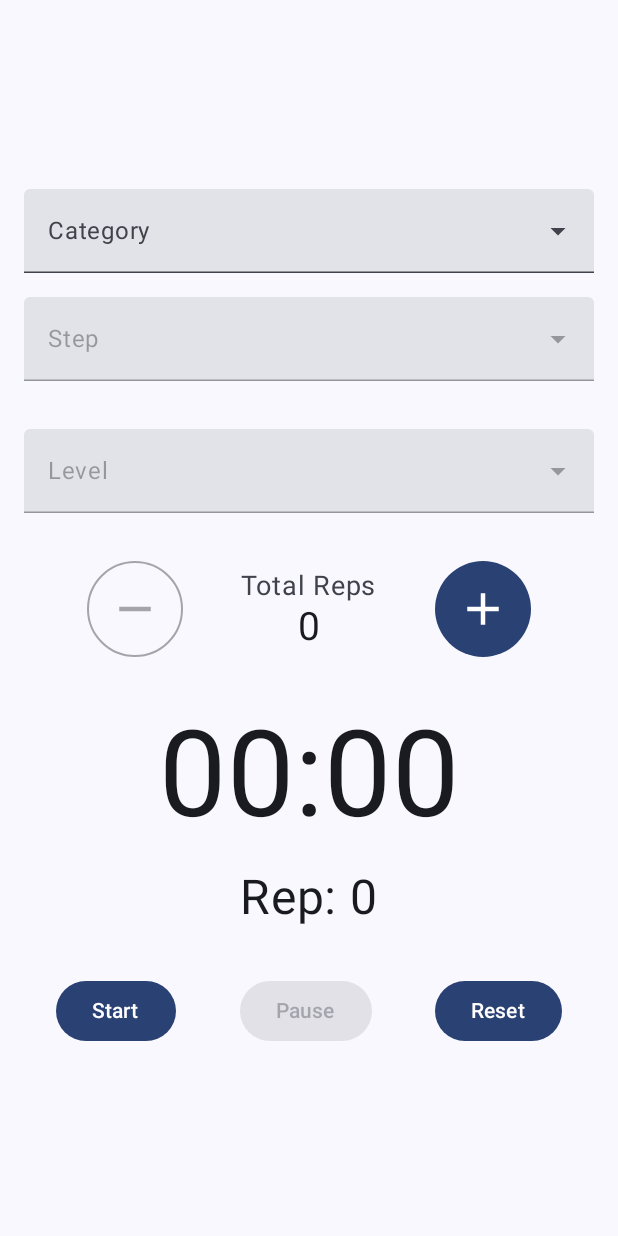
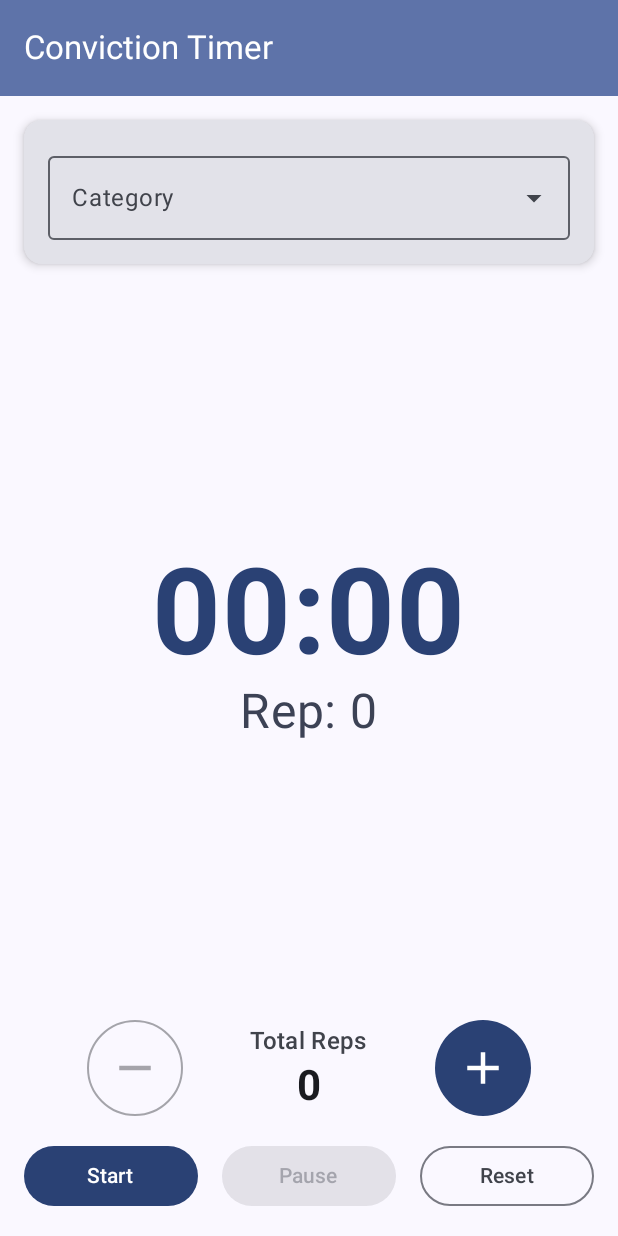
Before and after one commit to matsudo840/conviction-timer-app, an Android app built with Jetpack Compose: the screen it shows after launch (MainActivity), on a phone screen of 412 x 824 dp. Run offline under Robolectric (Android 15) with nearby library versions, the phone set to English and light mode, and no system bars; our stand-ins replace livedata-compose.

Commit message:
Improve UI

```diff
--- a/app/src/main/java/com/example/convictiontimer/MainActivity.kt
+++ b/app/src/main/java/com/example/convictiontimer/MainActivity.kt
@@ -3,10 +3,12 @@ package com.example.convictiontimer
 import android.os.Bundle
 import androidx.activity.ComponentActivity
 import androidx.activity.compose.setContent
+import androidx.compose.foundation.clickable
 import androidx.compose.foundation.layout.*
 import androidx.compose.foundation.shape.CircleShape
 import androidx.compose.material.icons.Icons
 import androidx.compose.material.icons.filled.Add
+import androidx.compose.material.icons.filled.ArrowDropDown
 import androidx.compose.material.icons.filled.Remove
 import androidx.compose.material3.*
 import androidx.compose.runtime.*
@@ -15,6 +17,7 @@ import androidx.compose.ui.Alignment
 import androidx.compose.ui.Modifier
 import androidx.compose.ui.hapticfeedback.HapticFeedbackType
 import androidx.compose.ui.platform.LocalHapticFeedback
+import androidx.compose.ui.text.font.FontWeight
 import androidx.compose.ui.tooling.preview.Preview
 import androidx.compose.ui.unit.dp
 import androidx.compose.ui.unit.sp
@@ -37,6 +40,7 @@ class MainActivity : ComponentActivity() {
     }
 }
 
+@OptIn(ExperimentalMaterial3Api::class)
 @Composable
 fun ConvictionTimerScreen(timerViewModel: TimerViewModel = viewModel()) {
     val totalReps by timerViewModel.totalReps.collectAsState()
@@ -44,48 +48,62 @@ fun ConvictionTimerScreen(timerViewModel: TimerViewModel = viewModel()) {
     val currentRep by timerViewModel.currentRep.observeAsState(0)
     val isRunning by timerViewModel.isRunning.observeAsState(false)
 
+    Scaffold(
+        topBar = {
+            TopAppBar(
+                title = { Text("Conviction Timer") },
+                colors = TopAppBarDefaults.topAppBarColors(
+                    containerColor = MaterialTheme.colorScheme.primaryContainer,
+                    titleContentColor = MaterialTheme.colorScheme.onPrimaryContainer
+                )
+            )
+        }
+    ) { paddingValues ->
         Column(
             modifier = Modifier
                 .fillMaxSize()
+                .padding(paddingValues)
                 .padding(16.dp),
             horizontalAlignment = Alignment.CenterHorizontally,
-        verticalArrangement = Arrangement.Center
+            verticalArrangement = Arrangement.SpaceBetween
         ) {
-        ExerciseSelection(timerViewModel = timerViewModel)
-        Spacer(modifier = Modifier.height(32.dp))
+            ExerciseSelectionCard(timerViewModel = timerViewModel)
+
+            TimerDisplay(timerText = timerText, currentRep = currentRep)
+
+            Column(
+                horizontalAlignment = Alignment.CenterHorizontally,
+                verticalArrangement = Arrangement.spacedBy(16.dp)
+            ) {
                 RepsAdjustmentControls(
                     totalReps = totalReps,
                     onIncrement = { timerViewModel.incrementTotalReps() },
                     onDecrement = { timerViewModel.decrementTotalReps() }
                 )
-        Spacer(modifier = Modifier.height(32.dp))
-        Text(
-            text = timerText,
-            fontSize = 80.sp,
-            modifier = Modifier.padding(bottom = 16.dp)
+                TimerControls(
+                    isRunning = isRunning,
+                    onStart = { timerViewModel.startTimer() },
+                    onPause = { timerViewModel.pauseTimer() },
+                    onReset = { timerViewModel.resetTimer() }
                 )
-        Text(
-            text = "Rep: $currentRep",
-            fontSize = 32.sp,
-            modifier = Modifier.padding(bottom = 32.dp)
-        )
-        Row(modifier = Modifier.fillMaxWidth(), horizontalArrangement = Arrangement.SpaceAround) {
-            Button(onClick = {
-                timerViewModel.startTimer()
-            }, enabled = !isRunning) {
-                Text("Start")
-            }
-            Button(onClick = { timerViewModel.pauseTimer() }, enabled = isRunning) {
-                Text("Pause")
-            }
-            Button(onClick = { timerViewModel.resetTimer() }) {
-                Text("Reset")
             }
         }
     }
 }
 
-@OptIn(ExperimentalMaterial3Api::class)
+@Composable
+fun ExerciseSelectionCard(timerViewModel: TimerViewModel) {
+    Card(
+        modifier = Modifier.fillMaxWidth(),
+        elevation = CardDefaults.cardElevation(defaultElevation = 4.dp)
+    ) {
+        Column(modifier = Modifier.padding(16.dp)) {
+            ExerciseSelection(timerViewModel = timerViewModel)
+        }
+    }
+}
+
+
 @Composable
 fun ExerciseSelection(timerViewModel: TimerViewModel) {
     val categories by timerViewModel.categories.collectAsState()
@@ -99,71 +117,32 @@ fun ExerciseSelection(timerViewModel: TimerViewModel) {
     val levels by timerViewModel.levels.collectAsState()
     val selectedLevel by timerViewModel.selectedLevel.collectAsState()
 
-    var categoryExpanded by remember { mutableStateOf(false) }
-    var stepExpanded by remember { mutableStateOf(false) }
-    var levelExpanded by remember { mutableStateOf(false) }
+    Column(verticalArrangement = Arrangement.spacedBy(8.dp)) {
+        Dropdown(
+            label = "Category",
+            selectedValue = selectedCategory,
+            options = categories,
+            onSelected = { timerViewModel.onCategorySelected(it) },
+            enabled = true
+        )
 
-    Column {
-        ExposedDropdownMenuBox(
-            expanded = categoryExpanded,
-            onExpandedChange = { categoryExpanded = !categoryExpanded }
-        ) {
-            TextField(
-                value = selectedCategory,
-                onValueChange = {},
-                readOnly = true,
-                label = { Text("Category") },
-                trailingIcon = { ExposedDropdownMenuDefaults.TrailingIcon(expanded = categoryExpanded) },
-                modifier = Modifier.menuAnchor().fillMaxWidth()
+        if (steps.isNotEmpty()) {
+            Text(
+                text = "Step",
+                style = MaterialTheme.typography.labelSmall,
+                modifier = Modifier.padding(top = 8.dp, bottom = 4.dp)
             )
-            ExposedDropdownMenu(
-                expanded = categoryExpanded,
-                onDismissRequest = { categoryExpanded = false }
-            ) {
-                categories.forEach { category ->
-                    DropdownMenuItem(
-                        text = { Text(category) },
-                        onClick = {
-                            timerViewModel.onCategorySelected(category)
-                            categoryExpanded = false
-                        }
+            val selectedTabIndex = steps.indexOf(selectedStep).coerceAtLeast(0)
+            ScrollableTabRow(selectedTabIndex = selectedTabIndex) {
+                steps.forEachIndexed { index, step ->
+                    Tab(
+                        selected = selectedTabIndex == index,
+                        onClick = { timerViewModel.onStepSelected(step) },
+                        text = { Text(step) }
                     )
                 }
             }
         }
-
-        Spacer(modifier = Modifier.height(16.dp))
-
-        ExposedDropdownMenuBox(
-            expanded = stepExpanded,
-            onExpandedChange = { stepExpanded = !stepExpanded }
-        ) {
-            TextField(
-                value = selectedStep,
-                onValueChange = {},
-                readOnly = true,
-                label = { Text("Step") },
-                trailingIcon = { ExposedDropdownMenuDefaults.TrailingIcon(expanded = stepExpanded) },
-                modifier = Modifier.menuAnchor().fillMaxWidth(),
-                enabled = selectedCategory.isNotEmpty()
-            )
-            ExposedDropdownMenu(
-                expanded = stepExpanded,
-                onDismissRequest = { stepExpanded = false }
-            ) {
-                steps.forEach { step ->
-                    DropdownMenuItem(
-                        text = { Text(step) },
-                        onClick = {
-                            timerViewModel.onStepSelected(step)
-                            stepExpanded = false
-                        }
-                    )
-                }
-            }
-        }
-
-        Spacer(modifier = Modifier.height(16.dp))
 
         if (selectedExercise.isNotEmpty()) {
             Text(
@@ -173,36 +152,87 @@ fun ExerciseSelection(timerViewModel: TimerViewModel) {
             )
         }
 
-        Spacer(modifier = Modifier.height(16.dp))
+        if (levels.isNotEmpty()) {
+            Text(
+                text = "Level",
+                style = MaterialTheme.typography.labelSmall,
+                modifier = Modifier.padding(top = 8.dp, bottom = 4.dp)
+            )
+            val selectedTabIndex = levels.indexOf(selectedLevel).coerceAtLeast(0)
+            ScrollableTabRow(selectedTabIndex = selectedTabIndex) {
+                levels.forEachIndexed { index, level ->
+                    Tab(
+                        selected = selectedTabIndex == index,
+                        onClick = { timerViewModel.onLevelSelected(level) },
+                        text = { Text(level) }
+                    )
+                }
+            }
+        }
+    }
+}
 
-        ExposedDropdownMenuBox(
-            expanded = levelExpanded,
-            onExpandedChange = { levelExpanded = !levelExpanded }
+@Composable
+fun Dropdown(
+    label: String,
+    selectedValue: String,
+    options: List<String>,
+    onSelected: (String) -> Unit,
+    enabled: Boolean
 ) {
-            TextField(
-                value = selectedLevel,
+    var expanded by remember { mutableStateOf(false) }
+
+    Box {
+        OutlinedTextField(
+            value = selectedValue,
             onValueChange = {},
             readOnly = true,
-                label = { Text("Level") },
-                trailingIcon = { ExposedDropdownMenuDefaults.TrailingIcon(expanded = levelExpanded) },
-                modifier = Modifier.menuAnchor().fillMaxWidth(),
-                enabled = selectedExercise.isNotEmpty()
+            label = { Text(label) },
+            trailingIcon = {
+                Icon(
+                    Icons.Filled.ArrowDropDown,
+                    contentDescription = "Dropdown",
+                    Modifier.clickable(enabled) { expanded = true }
                 )
-            ExposedDropdownMenu(
-                expanded = levelExpanded,
-                onDismissRequest = { levelExpanded = false }
+            },
+            modifier = Modifier.fillMaxWidth(),
+            enabled = enabled
+        )
+        DropdownMenu(
+            expanded = expanded,
+            onDismissRequest = { expanded = false },
+            modifier = Modifier.fillMaxWidth()
         ) {
-                levels.forEach { level ->
+            options.forEach { option ->
                 DropdownMenuItem(
-                        text = { Text(level) },
+                    text = { Text(option) },
                     onClick = {
-                            timerViewModel.onLevelSelected(level)
-                            levelExpanded = false
+                        onSelected(option)
+                        expanded = false
                     }
                 )
             }
         }
     }
+}
+
+@Composable
+fun TimerDisplay(timerText: String, currentRep: Int) {
+    Column(
+        horizontalAlignment = Alignment.CenterHorizontally,
+        modifier = Modifier.padding(vertical = 32.dp)
+    ) {
+        Text(
+            text = timerText,
+            fontSize = 80.sp,
+            fontWeight = FontWeight.Bold,
+            color = MaterialTheme.colorScheme.primary
+        )
+        Text(
+            text = "Rep: $currentRep",
+            fontSize = 32.sp,
+            color = MaterialTheme.colorScheme.secondary
+        )
     }
 }
 
@@ -240,12 +270,13 @@ fun RepsAdjustmentControls(
         ) {
             Text(
                 text = "Total Reps",
-                fontSize = 18.sp,
+                style = MaterialTheme.typography.titleMedium,
                 color = MaterialTheme.colorScheme.onSurfaceVariant
             )
             Text(
                 text = totalReps.toString(),
-                fontSize = 26.sp,
+                style = MaterialTheme.typography.headlineMedium,
+                fontWeight = FontWeight.Bold
             )
         }
 
@@ -270,6 +301,30 @@ fun RepsAdjustmentControls(
     }
 }
 
+@Composable
+fun TimerControls(
+    isRunning: Boolean,
+    onStart: () -> Unit,
+    onPause: () -> Unit,
+    onReset: () -> Unit
+) {
+    Row(
+        modifier = Modifier.fillMaxWidth(),
+        horizontalArrangement = Arrangement.spacedBy(16.dp, Alignment.CenterHorizontally)
+    ) {
+        Button(onClick = onStart, enabled = !isRunning, modifier = Modifier.weight(1f)) {
+            Text("Start")
+        }
+        Button(onClick = onPause, enabled = isRunning, modifier = Modifier.weight(1f)) {
+            Text("Pause")
+        }
+        OutlinedButton(onClick = onReset, modifier = Modifier.weight(1f)) {
+            Text("Reset")
+        }
+    }
+}
+
+
 @Preview(showBackground = true)
 @Composable
 fun PreviewConvictionTimerScreen() {
```
Lines whose indentation alone changed are shown as unchanged.
